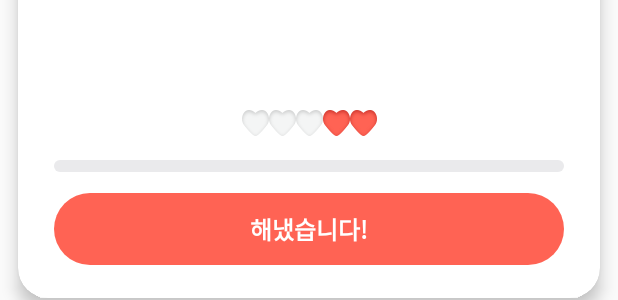
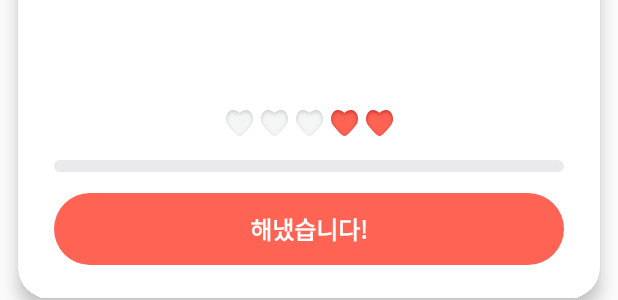
Before and after one commit to mash-up-kr/Four-Ten-Android, an Android app: the layout item_main_card.xml on its own in the app's theme, with its tools: preview values and no code run, on a phone screen of 412 x 824 dp. Shown: the part 915-1215 px from the top of the screen. Run offline under Robolectric (Android 15) with nearby library versions, the phone set to English and light mode, and no system bars.

Commit message:
JDHeartCountView : add Padding

```diff
--- a/FourTen/app/src/main/java/com/mashup/fourten/ui/custom/JDHeartCountView.kt
+++ b/FourTen/app/src/main/java/com/mashup/fourten/ui/custom/JDHeartCountView.kt
@@ -32,22 +32,29 @@ class JDHeartCountView @JvmOverloads constructor(
     private fun makeView() {
         val grayHeartCnt = maxHeartCnt - currentHeartCnt
 
-        val emptyHeartDrawable = ContextCompat.getDrawable(context, R.drawable.love_empty)
-        val fillHeartDrawable = ContextCompat.getDrawable(context, R.drawable.love_fill)
-
         val container = LinearLayout(context)
-        container.layoutParams = LayoutParams(LayoutParams.WRAP_CONTENT, LayoutParams.WRAP_CONTENT)
         for (i in 0 until grayHeartCnt) {
-            val ivEmptyHeart = ImageView(context).apply { setImageDrawable(emptyHeartDrawable) }
-            container.addView(ivEmptyHeart)
+            container.addView(getHeartImageView(HeartViewType.EMPTY))
         }
 
         for (i in grayHeartCnt until maxHeartCnt) {
-            val ivFillHeart = ImageView(context).apply { setImageDrawable(fillHeartDrawable) }
-            container.addView(ivFillHeart)
+            container.addView(getHeartImageView(HeartViewType.FILL))
         }
 
         addView(container)
+    }
+
+    private fun getHeartImageView(viewType: HeartViewType): ImageView {
+        val ivHeart = ImageView(context).apply {
+            setImageDrawable(
+                when (viewType) {
+                    HeartViewType.FILL -> ContextCompat.getDrawable(context, R.drawable.love_fill)
+                    HeartViewType.EMPTY -> ContextCompat.getDrawable(context, R.drawable.love_empty)
+                }
+            )
+        }
+        ivHeart.setPadding(4, 0, 4, 0)
+        return ivHeart
     }
 
     private fun getCurrentHeart() = currentHeartCnt
@@ -55,6 +62,7 @@ class JDHeartCountView @JvmOverloads constructor(
         currentHeartCnt = heartCnt
     }
 
+    enum class HeartViewType { FILL, EMPTY }
     companion object {
         private const val DEFAULT_MAX_HEART = 5
     }
```
